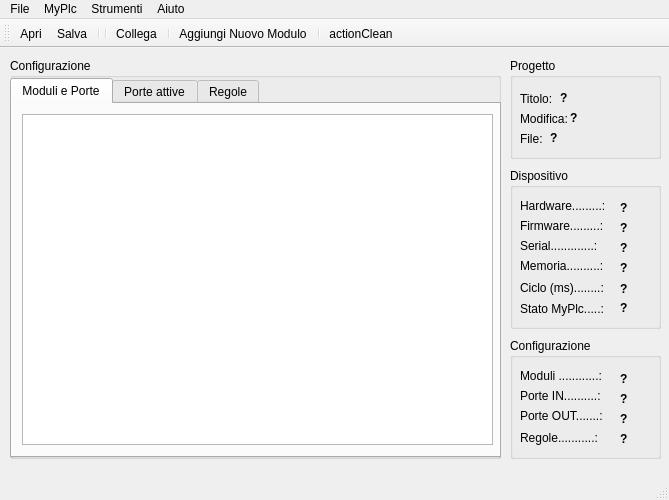
Above: mainwindow.ui from pplogiacco/vipex before the change. Below: the same form after it.
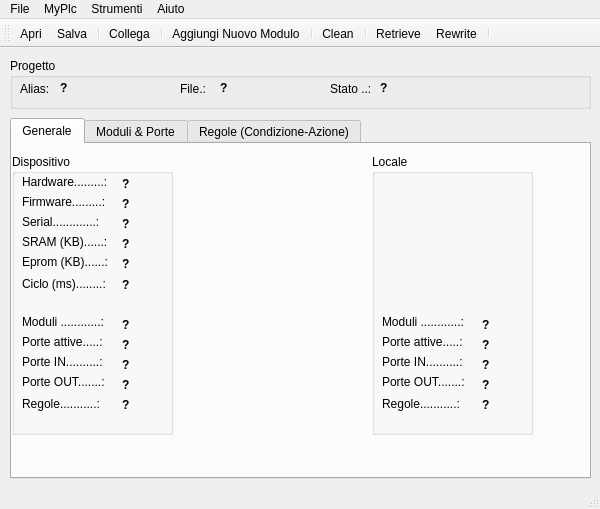
That is the form after the change. The open tabs and pages were chosen to show the change. Icons and pictures are not drawn.

The edit to the form file:
```diff
--- a/mainwindow.ui
+++ b/mainwindow.ui
@@ -6,8 +6,8 @@
    <rect>
     <x>0</x>
     <y>0</y>
-    <width>669</width>
-    <height>500</height>
+    <width>600</width>
+    <height>509</height>
    </rect>
   </property>
   <property name="sizePolicy">
@@ -35,20 +35,117 @@
      <rect>
       <x>10</x>
       <y>10</y>
-      <width>491</width>
-      <height>401</height>
+      <width>581</width>
+      <height>51</height>
      </rect>
     </property>
     <property name="title">
-     <string>Configurazione</string>
+     <string>Progetto</string>
     </property>
-    <widget class="QTabWidget" name="tabWidget">
+    <widget class="QLabel" name="lb_alias">
      <property name="geometry">
       <rect>
-       <x>0</x>
+       <x>50</x>
        <y>20</y>
-       <width>491</width>
-       <height>380</height>
+       <width>111</width>
+       <height>20</height>
+      </rect>
+     </property>
+     <property name="font">
+      <font>
+       <weight>75</weight>
+       <bold>true</bold>
+      </font>
+     </property>
+     <property name="text">
+      <string>?</string>
+     </property>
+    </widget>
+    <widget class="QLabel" name="label_14">
+     <property name="geometry">
+      <rect>
+       <x>10</x>
+       <y>20</y>
+       <width>51</width>
+       <height>21</height>
+      </rect>
+     </property>
+     <property name="text">
+      <string>Alias:</string>
+     </property>
+    </widget>
+    <widget class="QLabel" name="label_2">
+     <property name="geometry">
+      <rect>
+       <x>170</x>
+       <y>20</y>
+       <width>51</width>
+       <height>21</height>
+      </rect>
+     </property>
+     <property name="text">
+      <string>File.:</string>
+     </property>
+    </widget>
+    <widget class="QLabel" name="lb_filename">
+     <property name="geometry">
+      <rect>
+       <x>210</x>
+       <y>20</y>
+       <width>91</width>
+       <height>20</height>
+      </rect>
+     </property>
+     <property name="font">
+      <font>
+       <weight>75</weight>
+       <bold>true</bold>
+      </font>
+     </property>
+     <property name="text">
+      <string>?</string>
+     </property>
+    </widget>
+    <widget class="QLabel" name="label_12">
+     <property name="geometry">
+      <rect>
+       <x>320</x>
+       <y>20</y>
+       <width>41</width>
+       <height>21</height>
+      </rect>
+     </property>
+     <property name="text">
+      <string>Stato ..:</string>
+     </property>
+    </widget>
+    <widget class="QLabel" name="lb_status">
+     <property name="geometry">
+      <rect>
+       <x>370</x>
+       <y>20</y>
+       <width>101</width>
+       <height>20</height>
+      </rect>
+     </property>
+     <property name="font">
+      <font>
+       <weight>75</weight>
+       <bold>true</bold>
+      </font>
+     </property>
+     <property name="text">
+      <string>?</string>
+     </property>
+    </widget>
+   </widget>
+   <widget class="QTabWidget" name="tabView">
+    <property name="geometry">
+     <rect>
+      <x>10</x>
+      <y>70</y>
+      <width>581</width>
+      <height>361</height>
       </rect>
      </property>
      <property name="sizePolicy">
@@ -83,70 +180,19 @@
        <string/>
       </property>
       <attribute name="icon">
-       <iconset resource="resources.qrc">
-        <normaloff>:/images/cbreak.png</normaloff>:/images/cbreak.png</iconset>
-      </attribute>
-      <attribute name="title">
-       <string>Moduli e Porte</string>
-      </attribute>
-      <widget class="QTreeView" name="treeView">
-       <property name="geometry">
-        <rect>
-         <x>10</x>
-         <y>10</y>
-         <width>471</width>
-         <height>331</height>
-        </rect>
-       </property>
-      </widget>
-     </widget>
-     <widget class="QWidget" name="tab2">
-      <attribute name="icon">
        <iconset>
         <normaloff>images/lamp.png</normaloff>images/lamp.png</iconset>
       </attribute>
       <attribute name="title">
-       <string>Porte attive</string>
-      </attribute>
-      <widget class="QListView" name="ruleList">
-       <property name="geometry">
-        <rect>
-         <x>0</x>
-         <y>0</y>
-         <width>481</width>
-         <height>351</height>
-        </rect>
-       </property>
-      </widget>
-     </widget>
-     <widget class="QWidget" name="tab3">
-      <attribute name="icon">
-       <iconset>
-        <normaloff>images/runner.png</normaloff>images/runner.png</iconset>
-      </attribute>
-      <attribute name="title">
-       <string>Regole</string>
-      </attribute>
-      <widget class="QTreeView" name="View">
-       <property name="geometry">
-        <rect>
-         <x>10</x>
-         <y>10</y>
-         <width>451</width>
-         <height>321</height>
-        </rect>
-       </property>
-      </widget>
-     </widget>
-    </widget>
-   </widget>
+      <string>Generale</string>
+     </attribute>
    <widget class="QGroupBox" name="groupBox_2">
     <property name="geometry">
      <rect>
-      <x>510</x>
-      <y>120</y>
-      <width>151</width>
-      <height>161</height>
+        <x>0</x>
+        <y>10</y>
+        <width>161</width>
+        <height>281</height>
      </rect>
     </property>
     <property name="font">
@@ -162,8 +208,8 @@
      <property name="geometry">
       <rect>
        <x>110</x>
-       <y>30</y>
-       <width>31</width>
+         <y>20</y>
+         <width>51</width>
        <height>20</height>
       </rect>
      </property>
@@ -181,7 +227,7 @@
      <property name="geometry">
       <rect>
        <x>10</x>
-       <y>50</y>
+         <y>40</y>
        <width>91</width>
        <height>16</height>
       </rect>
@@ -194,7 +240,7 @@
      <property name="geometry">
       <rect>
        <x>110</x>
-       <y>110</y>
+         <y>120</y>
        <width>31</width>
        <height>21</height>
       </rect>
@@ -213,20 +259,20 @@
      <property name="geometry">
       <rect>
        <x>10</x>
-       <y>90</y>
+         <y>100</y>
        <width>91</width>
        <height>16</height>
       </rect>
      </property>
      <property name="text">
-      <string>Memoria..........:</string>
+        <string>Eprom (KB)......:</string>
      </property>
     </widget>
     <widget class="QLabel" name="label_8">
      <property name="geometry">
       <rect>
        <x>10</x>
-       <y>110</y>
+         <y>120</y>
        <width>91</width>
        <height>20</height>
       </rect>
@@ -239,7 +285,7 @@
      <property name="geometry">
       <rect>
        <x>10</x>
-       <y>30</y>
+         <y>20</y>
        <width>91</width>
        <height>16</height>
       </rect>
@@ -248,11 +294,11 @@
       <string>Hardware.........: </string>
      </property>
     </widget>
-    <widget class="QLabel" name="lb_memory">
+      <widget class="QLabel" name="lb_eprom">
      <property name="geometry">
       <rect>
        <x>110</x>
-       <y>90</y>
+         <y>100</y>
        <width>31</width>
        <height>20</height>
       </rect>
@@ -271,8 +317,8 @@
      <property name="geometry">
       <rect>
        <x>110</x>
-       <y>50</y>
-       <width>31</width>
+         <y>40</y>
+         <width>51</width>
        <height>20</height>
       </rect>
      </property>
@@ -290,7 +336,7 @@
      <property name="geometry">
       <rect>
        <x>10</x>
-       <y>70</y>
+         <y>60</y>
        <width>91</width>
        <height>16</height>
       </rect>
@@ -303,8 +349,8 @@
      <property name="geometry">
       <rect>
        <x>110</x>
-       <y>70</y>
-       <width>31</width>
+         <y>60</y>
+         <width>51</width>
        <height>20</height>
       </rect>
      </property>
@@ -318,24 +364,11 @@
       <string>?</string>
      </property>
     </widget>
-    <widget class="QLabel" name="label_12">
+      <widget class="QLabel" name="lb_memory">
      <property name="geometry">
       <rect>
-       <x>10</x>
-       <y>130</y>
-       <width>91</width>
-       <height>21</height>
-      </rect>
-     </property>
-     <property name="text">
-      <string>Stato MyPlc.....:</string>
-     </property>
-    </widget>
-    <widget class="QLabel" name="lb_status">
-     <property name="geometry">
-      <rect>
        <x>110</x>
-       <y>130</y>
+         <y>80</y>
        <width>31</width>
        <height>20</height>
       </rect>
@@ -350,197 +383,24 @@
       <string>?</string>
      </property>
     </widget>
-   </widget>
-   <widget class="QGroupBox" name="groupBox_3">
+      <widget class="QLabel" name="label_10">
     <property name="geometry">
      <rect>
-      <x>510</x>
-      <y>10</y>
-      <width>151</width>
-      <height>101</height>
-     </rect>
-    </property>
-    <property name="title">
-     <string>Progetto</string>
-    </property>
-    <widget class="QLabel" name="label_2">
-     <property name="geometry">
-      <rect>
        <x>10</x>
-       <y>70</y>
-       <width>51</width>
-       <height>21</height>
-      </rect>
-     </property>
-     <property name="text">
-      <string>File:</string>
-     </property>
-    </widget>
-    <widget class="QLabel" name="lb_filename">
-     <property name="geometry">
-      <rect>
-       <x>40</x>
-       <y>70</y>
-       <width>111</width>
-       <height>20</height>
-      </rect>
-     </property>
-     <property name="font">
-      <font>
-       <weight>75</weight>
-       <bold>true</bold>
-      </font>
-     </property>
-     <property name="text">
-      <string>?</string>
-     </property>
-    </widget>
-    <widget class="QLabel" name="lb_datetime">
-     <property name="geometry">
-      <rect>
-       <x>60</x>
-       <y>50</y>
+         <y>80</y>
        <width>91</width>
-       <height>20</height>
-      </rect>
-     </property>
-     <property name="font">
-      <font>
-       <weight>75</weight>
-       <bold>true</bold>
-      </font>
-     </property>
-     <property name="text">
-      <string>?</string>
-     </property>
-    </widget>
-    <widget class="QLabel" name="label_13">
-     <property name="geometry">
-      <rect>
-       <x>10</x>
-       <y>50</y>
-       <width>51</width>
-       <height>21</height>
-      </rect>
-     </property>
-     <property name="text">
-      <string>Modifica:</string>
-     </property>
-    </widget>
-    <widget class="QLabel" name="lb_title">
-     <property name="geometry">
-      <rect>
-       <x>50</x>
-       <y>30</y>
-       <width>101</width>
-       <height>20</height>
-      </rect>
-     </property>
-     <property name="font">
-      <font>
-       <weight>75</weight>
-       <bold>true</bold>
-      </font>
-     </property>
-     <property name="text">
-      <string>?</string>
-     </property>
-    </widget>
-    <widget class="QLabel" name="label_14">
-     <property name="geometry">
-      <rect>
-       <x>10</x>
-       <y>30</y>
-       <width>51</width>
-       <height>21</height>
-      </rect>
-     </property>
-     <property name="text">
-      <string>Titolo:</string>
-     </property>
-    </widget>
-   </widget>
-   <widget class="QGroupBox" name="groupBox_4">
-    <property name="geometry">
-     <rect>
-      <x>510</x>
-      <y>290</y>
-      <width>151</width>
-      <height>121</height>
-     </rect>
-    </property>
-    <property name="title">
-     <string>Configurazione</string>
-    </property>
-    <widget class="QLabel" name="lb_modules">
-     <property name="geometry">
-      <rect>
-       <x>110</x>
-       <y>30</y>
-       <width>31</width>
-       <height>21</height>
-      </rect>
-     </property>
-     <property name="font">
-      <font>
-       <weight>75</weight>
-       <bold>true</bold>
-      </font>
-     </property>
-     <property name="text">
-      <string>?</string>
-     </property>
-    </widget>
-    <widget class="QLabel" name="label_5">
-     <property name="geometry">
-      <rect>
-       <x>10</x>
-       <y>70</y>
-       <width>91</width>
        <height>16</height>
       </rect>
      </property>
      <property name="text">
-      <string>Porte OUT.......:</string>
-     </property>
-    </widget>
-    <widget class="QLabel" name="label_4">
-     <property name="geometry">
-      <rect>
-       <x>10</x>
-       <y>30</y>
-       <width>91</width>
-       <height>16</height>
-      </rect>
-     </property>
-     <property name="text">
-      <string>Moduli ............:</string>
-     </property>
-    </widget>
-    <widget class="QLabel" name="lb_pin">
-     <property name="geometry">
-      <rect>
-       <x>110</x>
-       <y>50</y>
-       <width>31</width>
-       <height>21</height>
-      </rect>
-     </property>
-     <property name="font">
-      <font>
-       <weight>75</weight>
-       <bold>true</bold>
-      </font>
-     </property>
-     <property name="text">
-      <string>?</string>
+        <string>SRAM (KB)......:</string>
      </property>
     </widget>
     <widget class="QLabel" name="lb_rules">
      <property name="geometry">
       <rect>
        <x>110</x>
-       <y>90</y>
+         <y>240</y>
        <width>31</width>
        <height>21</height>
       </rect>
@@ -559,7 +419,7 @@
      <property name="geometry">
       <rect>
        <x>10</x>
-       <y>50</y>
+         <y>200</y>
        <width>91</width>
        <height>16</height>
       </rect>
@@ -568,11 +428,30 @@
       <string>Porte IN..........:</string>
      </property>
     </widget>
+      <widget class="QLabel" name="lb_modules">
+       <property name="geometry">
+        <rect>
+         <x>110</x>
+         <y>160</y>
+         <width>31</width>
+         <height>21</height>
+        </rect>
+       </property>
+       <property name="font">
+        <font>
+         <weight>75</weight>
+         <bold>true</bold>
+        </font>
+       </property>
+       <property name="text">
+        <string>?</string>
+       </property>
+      </widget>
     <widget class="QLabel" name="label_7">
      <property name="geometry">
       <rect>
        <x>10</x>
-       <y>90</y>
+         <y>240</y>
        <width>101</width>
        <height>20</height>
       </rect>
@@ -581,11 +460,24 @@
       <string>Regole...........:</string>
      </property>
     </widget>
+      <widget class="QLabel" name="label_5">
+       <property name="geometry">
+        <rect>
+         <x>10</x>
+         <y>220</y>
+         <width>91</width>
+         <height>16</height>
+        </rect>
+       </property>
+       <property name="text">
+        <string>Porte OUT.......:</string>
+       </property>
+      </widget>
     <widget class="QLabel" name="lb_pout">
      <property name="geometry">
       <rect>
        <x>110</x>
-       <y>70</y>
+         <y>220</y>
        <width>31</width>
        <height>21</height>
       </rect>
@@ -599,6 +491,283 @@
      <property name="text">
       <string>?</string>
      </property>
+      </widget>
+      <widget class="QLabel" name="label_4">
+       <property name="geometry">
+        <rect>
+         <x>10</x>
+         <y>160</y>
+         <width>91</width>
+         <height>16</height>
+        </rect>
+       </property>
+       <property name="text">
+        <string>Moduli ............:</string>
+       </property>
+      </widget>
+      <widget class="QLabel" name="lb_total">
+       <property name="geometry">
+        <rect>
+         <x>110</x>
+         <y>180</y>
+         <width>31</width>
+         <height>21</height>
+        </rect>
+       </property>
+       <property name="font">
+        <font>
+         <weight>75</weight>
+         <bold>true</bold>
+        </font>
+       </property>
+       <property name="text">
+        <string>?</string>
+       </property>
+      </widget>
+      <widget class="QLabel" name="label_15">
+       <property name="geometry">
+        <rect>
+         <x>10</x>
+         <y>180</y>
+         <width>91</width>
+         <height>16</height>
+        </rect>
+       </property>
+       <property name="text">
+        <string>Porte attive.....:</string>
+       </property>
+      </widget>
+      <widget class="QLabel" name="lb_pin">
+       <property name="geometry">
+        <rect>
+         <x>110</x>
+         <y>200</y>
+         <width>31</width>
+         <height>21</height>
+        </rect>
+       </property>
+       <property name="font">
+        <font>
+         <weight>75</weight>
+         <bold>true</bold>
+        </font>
+       </property>
+       <property name="text">
+        <string>?</string>
+       </property>
+      </widget>
+     </widget>
+     <widget class="QGroupBox" name="groupBox_5">
+      <property name="geometry">
+       <rect>
+        <x>360</x>
+        <y>10</y>
+        <width>161</width>
+        <height>281</height>
+       </rect>
+      </property>
+      <property name="title">
+       <string>Locale</string>
+      </property>
+      <widget class="QLabel" name="lb_modules_2">
+       <property name="geometry">
+        <rect>
+         <x>110</x>
+         <y>160</y>
+         <width>31</width>
+         <height>21</height>
+        </rect>
+       </property>
+       <property name="font">
+        <font>
+         <weight>75</weight>
+         <bold>true</bold>
+        </font>
+       </property>
+       <property name="text">
+        <string>?</string>
+       </property>
+      </widget>
+      <widget class="QLabel" name="label_13">
+       <property name="geometry">
+        <rect>
+         <x>10</x>
+         <y>220</y>
+         <width>91</width>
+         <height>16</height>
+        </rect>
+       </property>
+       <property name="text">
+        <string>Porte OUT.......:</string>
+       </property>
+      </widget>
+      <widget class="QLabel" name="label_16">
+       <property name="geometry">
+        <rect>
+         <x>10</x>
+         <y>160</y>
+         <width>91</width>
+         <height>16</height>
+        </rect>
+       </property>
+       <property name="text">
+        <string>Moduli ............:</string>
+       </property>
+      </widget>
+      <widget class="QLabel" name="lb_pin_2">
+       <property name="geometry">
+        <rect>
+         <x>110</x>
+         <y>200</y>
+         <width>31</width>
+         <height>21</height>
+        </rect>
+       </property>
+       <property name="font">
+        <font>
+         <weight>75</weight>
+         <bold>true</bold>
+        </font>
+       </property>
+       <property name="text">
+        <string>?</string>
+       </property>
+      </widget>
+      <widget class="QLabel" name="lb_rules_2">
+       <property name="geometry">
+        <rect>
+         <x>110</x>
+         <y>240</y>
+         <width>31</width>
+         <height>21</height>
+        </rect>
+       </property>
+       <property name="font">
+        <font>
+         <weight>75</weight>
+         <bold>true</bold>
+        </font>
+       </property>
+       <property name="text">
+        <string>?</string>
+       </property>
+      </widget>
+      <widget class="QLabel" name="label_17">
+       <property name="geometry">
+        <rect>
+         <x>10</x>
+         <y>200</y>
+         <width>91</width>
+         <height>16</height>
+        </rect>
+       </property>
+       <property name="text">
+        <string>Porte IN..........:</string>
+       </property>
+      </widget>
+      <widget class="QLabel" name="label_18">
+       <property name="geometry">
+        <rect>
+         <x>10</x>
+         <y>240</y>
+         <width>101</width>
+         <height>20</height>
+        </rect>
+       </property>
+       <property name="text">
+        <string>Regole...........:</string>
+       </property>
+      </widget>
+      <widget class="QLabel" name="lb_pout_2">
+       <property name="geometry">
+        <rect>
+         <x>110</x>
+         <y>220</y>
+         <width>31</width>
+         <height>21</height>
+        </rect>
+       </property>
+       <property name="font">
+        <font>
+         <weight>75</weight>
+         <bold>true</bold>
+        </font>
+       </property>
+       <property name="text">
+        <string>?</string>
+       </property>
+      </widget>
+      <widget class="QLabel" name="lb_total_2">
+       <property name="geometry">
+        <rect>
+         <x>110</x>
+         <y>180</y>
+         <width>31</width>
+         <height>21</height>
+        </rect>
+       </property>
+       <property name="font">
+        <font>
+         <weight>75</weight>
+         <bold>true</bold>
+        </font>
+       </property>
+       <property name="text">
+        <string>?</string>
+       </property>
+      </widget>
+      <widget class="QLabel" name="label_19">
+       <property name="geometry">
+        <rect>
+         <x>10</x>
+         <y>180</y>
+         <width>91</width>
+         <height>16</height>
+        </rect>
+       </property>
+       <property name="text">
+        <string>Porte attive.....:</string>
+       </property>
+      </widget>
+     </widget>
+    </widget>
+    <widget class="QWidget" name="tab2">
+     <attribute name="icon">
+      <iconset>
+       <normaloff>images/connector.png</normaloff>images/connector.png</iconset>
+     </attribute>
+     <attribute name="title">
+      <string>Moduli &amp;&amp; Porte</string>
+     </attribute>
+     <widget class="QTreeView" name="viewModules">
+      <property name="geometry">
+       <rect>
+        <x>0</x>
+        <y>0</y>
+        <width>571</width>
+        <height>321</height>
+       </rect>
+      </property>
+     </widget>
+    </widget>
+    <widget class="QWidget" name="tab3">
+     <attribute name="icon">
+      <iconset>
+       <normaloff>images/runner.png</normaloff>images/runner.png</iconset>
+     </attribute>
+     <attribute name="title">
+      <string>Regole (Condizione-Azione)</string>
+     </attribute>
+     <widget class="QTreeView" name="viewRules">
+      <property name="geometry">
+       <rect>
+        <x>0</x>
+        <y>0</y>
+        <width>541</width>
+        <height>321</height>
+       </rect>
+      </property>
+     </widget>
     </widget>
    </widget>
   </widget>
@@ -607,7 +776,7 @@
     <rect>
      <x>0</x>
      <y>0</y>
-     <width>669</width>
+     <width>600</width>
      <height>21</height>
     </rect>
    </property>
@@ -663,12 +832,15 @@
    <addaction name="actionFileOpen"/>
    <addaction name="actionFileSave"/>
    <addaction name="separator"/>
-   <addaction name="separator"/>
    <addaction name="actionSerialConnect"/>
    <addaction name="separator"/>
    <addaction name="actionAddModule"/>
    <addaction name="separator"/>
    <addaction name="actionClean"/>
+   <addaction name="separator"/>
+   <addaction name="actionRetrieve"/>
+   <addaction name="actionRewrite"/>
+   <addaction name="separator"/>
   </widget>
   <action name="actionAddModule">
    <property name="icon">
@@ -759,7 +931,25 @@
      <normaloff>:/images/clear.png</normaloff>:/images/clear.png</iconset>
    </property>
    <property name="text">
-    <string>actionClean</string>
+    <string>Clean</string>
+   </property>
+  </action>
+  <action name="actionRetrieve">
+   <property name="icon">
+    <iconset>
+     <normaloff>images/up.png</normaloff>images/up.png</iconset>
+   </property>
+   <property name="text">
+    <string>Retrieve</string>
+   </property>
+  </action>
+  <action name="actionRewrite">
+   <property name="icon">
+    <iconset>
+     <normaloff>images/down-red.png</normaloff>images/down-red.png</iconset>
+   </property>
+   <property name="text">
+    <string>Rewrite</string>
    </property>
   </action>
  </widget>
```
Left out of the diff: 13 changed lines with no effect on the pictures. Lines whose indentation alone changed are shown as unchanged.
